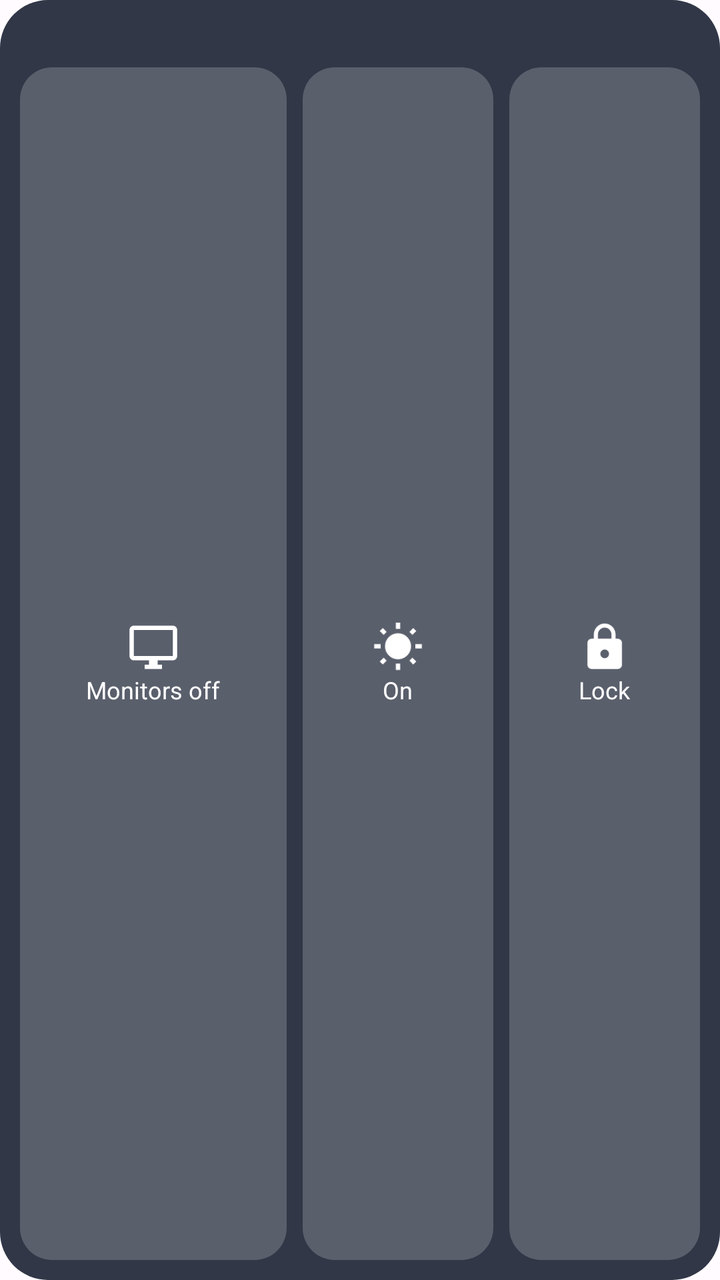
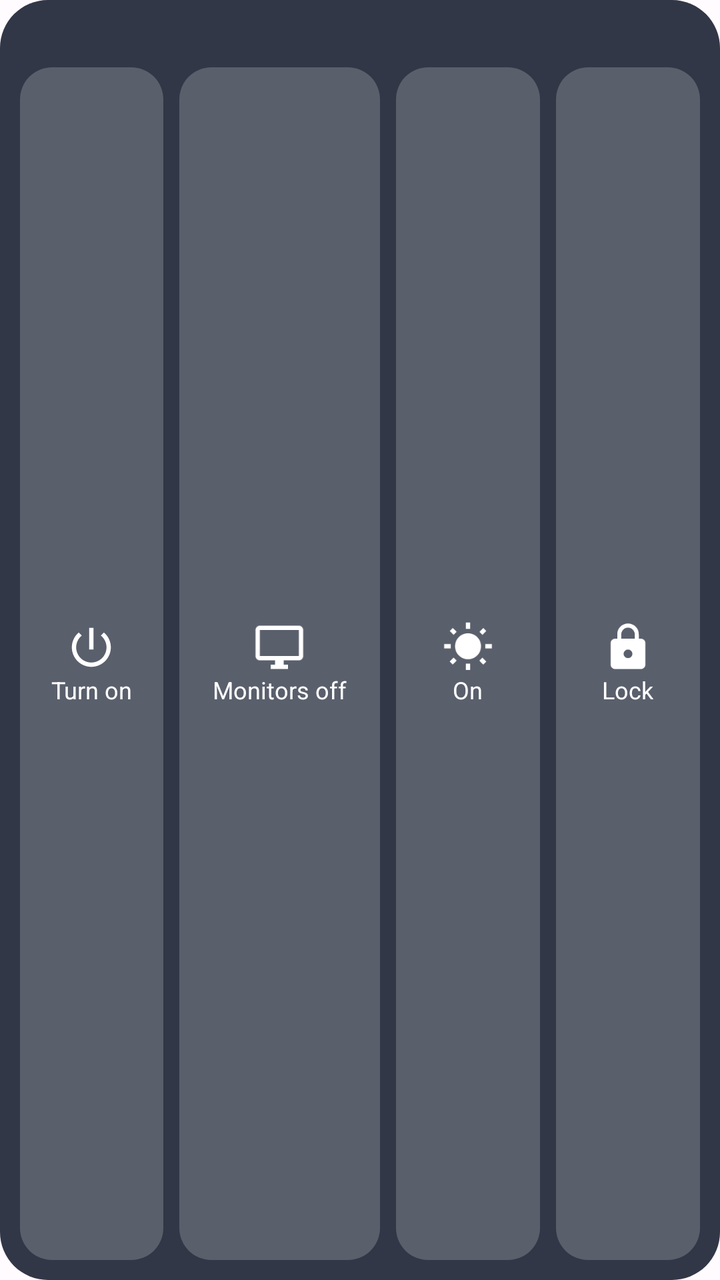

Screens rendered from an Android XML layout before and after an edit, with the pre-edit source and the edit as a unified diff.
<!-- AndroidManifest.xml: application theme Theme.RemoteDesk -->
<!-- res/layout/widget_remote.xml -->
<?xml version="1.0" encoding="utf-8"?>
<LinearLayout xmlns:android="http://schemas.android.com/apk/res/android"
    android:layout_width="match_parent"
    android:layout_height="match_parent"
    android:background="@drawable/widget_bg"
    android:orientation="vertical"
    android:padding="10dp">

    <TextView
        android:id="@+id/widget_title"
        android:layout_width="match_parent"
        android:layout_height="wrap_content"
        android:ellipsize="end"
        android:maxLines="1"
        android:paddingStart="6dp"
        android:paddingEnd="6dp"
        android:paddingBottom="6dp"
        android:textColor="#CCFFFFFF"
        android:textSize="13sp" />

    <LinearLayout
        android:layout_width="match_parent"
        android:layout_height="0dp"
        android:layout_weight="1"
        android:baselineAligned="false"
        android:orientation="horizontal">

        <LinearLayout
            android:id="@+id/widget_monitors_off"
            android:layout_width="0dp"
            android:layout_height="match_parent"
            android:layout_weight="1.4"
            android:background="@drawable/widget_button_bg"
            android:contentDescription="@string/tile_monitors_off"
            android:gravity="center"
            android:orientation="vertical"
            android:padding="6dp">

            <ImageView
                android:layout_width="26dp"
                android:layout_height="26dp"
                android:importantForAccessibility="no"
                android:src="@drawable/ic_monitor" />

            <TextView
                android:layout_width="wrap_content"
                android:layout_height="wrap_content"
                android:gravity="center"
                android:maxLines="2"
                android:text="@string/widget_monitors_off"
                android:textColor="#FFFFFFFF"
                android:textSize="12sp" />
        </LinearLayout>

        <LinearLayout
            android:id="@+id/widget_monitors_on"
            android:layout_width="0dp"
            android:layout_height="match_parent"
            android:layout_marginStart="8dp"
            android:layout_weight="1"
            android:background="@drawable/widget_button_bg"
            android:contentDescription="@string/tile_monitors_on"
            android:gravity="center"
            android:orientation="vertical"
            android:padding="6dp">

            <ImageView
                android:layout_width="26dp"
                android:layout_height="26dp"
                android:importantForAccessibility="no"
                android:src="@drawable/ic_sun" />

            <TextView
                android:layout_width="wrap_content"
                android:layout_height="wrap_content"
                android:gravity="center"
                android:maxLines="2"
                android:text="@string/widget_monitors_on"
                android:textColor="#FFFFFFFF"
                android:textSize="12sp" />
        </LinearLayout>

        <LinearLayout
            android:id="@+id/widget_lock"
            android:layout_width="0dp"
            android:layout_height="match_parent"
            android:layout_marginStart="8dp"
            android:layout_weight="1"
            android:background="@drawable/widget_button_bg"
            android:contentDescription="@string/tile_lock"
            android:gravity="center"
            android:orientation="vertical"
            android:padding="6dp">

            <ImageView
                android:layout_width="26dp"
                android:layout_height="26dp"
                android:importantForAccessibility="no"
                android:src="@drawable/ic_lock" />

            <TextView
                android:layout_width="wrap_content"
                android:layout_height="wrap_content"
                android:gravity="center"
                android:maxLines="2"
                android:text="@string/widget_lock"
                android:textColor="#FFFFFFFF"
                android:textSize="12sp" />
        </LinearLayout>
    </LinearLayout>
</LinearLayout>
<!-- resources referenced by this layout -->
<resources>
  <!-- drawable ic_lock (drawable) -->
  <?xml version="1.0" encoding="utf-8"?>
  <vector xmlns:android="http://schemas.android.com/apk/res/android"
      android:width="24dp"
      android:height="24dp"
      android:viewportWidth="24"
      android:viewportHeight="24">
      <path
          android:fillColor="#FFFFFFFF"
          android:pathData="M18,8h-1V6c0,-2.76 -2.24,-5 -5,-5S7,3.24 7,6v2H6c-1.1,0 -2,0.9 -2,2v10c0,1.1 0.9,2 2,2h12c1.1,0 2,-0.9 2,-2V10C20,8.9 19.1,8 18,8zM12,17c-1.1,0 -2,-0.9 -2,-2s0.9,-2 2,-2 2,0.9 2,2S13.1,17 12,17zM15.1,8H8.9V6c0,-1.71 1.39,-3.1 3.1,-3.1s3.1,1.39 3.1,3.1V8z" />
  </vector>
  <!-- drawable ic_monitor (drawable) -->
  <?xml version="1.0" encoding="utf-8"?>
  <vector xmlns:android="http://schemas.android.com/apk/res/android"
      android:width="24dp"
      android:height="24dp"
      android:viewportWidth="24"
      android:viewportHeight="24">
      <path
          android:fillColor="#FFFFFFFF"
          android:pathData="M21,2H3C1.9,2 1,2.9 1,4v12c0,1.1 0.9,2 2,2h7v2H8v2h8v-2h-2v-2h7c1.1,0 2,-0.9 2,-2V4C23,2.9 22.1,2 21,2zM21,16H3V4h18V16z" />
  </vector>
  <!-- drawable ic_sun (drawable) -->
  <?xml version="1.0" encoding="utf-8"?>
  <vector xmlns:android="http://schemas.android.com/apk/res/android"
      android:width="24dp"
      android:height="24dp"
      android:viewportWidth="24"
      android:viewportHeight="24">
      <path
          android:fillColor="#FFFFFFFF"
          android:pathData="M6.76,4.84l-1.8,-1.79 -1.41,1.41 1.79,1.79 1.42,-1.41zM4,10.5H1v2h3v-2zM13,0.55h-2V3.5h2V0.55zM20.45,4.46l-1.41,-1.41 -1.79,1.79 1.41,1.41 1.79,-1.79zM17.24,18.16l1.79,1.8 1.41,-1.41 -1.8,-1.79 -1.4,1.4zM20,10.5v2h3v-2h-3zM12,5.5c-3.31,0 -6,2.69 -6,6s2.69,6 6,6 6,-2.69 6,-6 -2.69,-6 -6,-6zM11,22.45h2V19.5h-2v2.95zM3.55,18.54l1.41,1.41 1.79,-1.8 -1.41,-1.41 -1.79,1.8z" />
  </vector>
  <!-- drawable widget_bg (drawable) -->
  <?xml version="1.0" encoding="utf-8"?>
  <shape xmlns:android="http://schemas.android.com/apk/res/android" android:shape="rectangle">
      <solid android:color="#E61B2233" />
      <corners android:radius="24dp" />
  </shape>
  <!-- drawable widget_button_bg (drawable) -->
  <?xml version="1.0" encoding="utf-8"?>
  <ripple xmlns:android="http://schemas.android.com/apk/res/android" android:color="#552563EB">
      <item>
          <shape android:shape="rectangle">
              <solid android:color="#33FFFFFF" />
              <corners android:radius="16dp" />
          </shape>
      </item>
  </ripple>
  <string name="tile_lock">Lock PC</string>
  <string name="tile_monitors_off">Monitors off</string>
  <string name="tile_monitors_on">Monitors on</string>
  <string name="widget_lock">Lock</string>
  <string name="widget_monitors_off">Monitors off</string>
  <string name="widget_monitors_on">On</string>
  <style name="Theme.RemoteDesk" parent="android:Theme.Material.Light.NoActionBar">
          <item name="android:windowBackground">#FFFBFE</item>
      </style>
</resources>

<!-- the commit's change to res/layout/widget_remote.xml (unified diff, before → after) -->
@@ -24,6 +24,34 @@
         android:layout_weight="1"
         android:baselineAligned="false"
         android:orientation="horizontal">
+
+        <LinearLayout
+            android:id="@+id/widget_wake"
+            android:layout_width="0dp"
+            android:layout_height="match_parent"
+            android:layout_marginEnd="8dp"
+            android:layout_weight="1"
+            android:background="@drawable/widget_button_bg"
+            android:contentDescription="@string/tile_wake"
+            android:gravity="center"
+            android:orientation="vertical"
+            android:padding="6dp">
+
+            <ImageView
+                android:layout_width="26dp"
+                android:layout_height="26dp"
+                android:importantForAccessibility="no"
+                android:src="@drawable/ic_power" />
+
+            <TextView
+                android:layout_width="wrap_content"
+                android:layout_height="wrap_content"
+                android:gravity="center"
+                android:maxLines="2"
+                android:text="@string/widget_wake"
+                android:textColor="#FFFFFFFF"
+                android:textSize="12sp" />
+        </LinearLayout>
 
         <LinearLayout
             android:id="@+id/widget_monitors_off"
<!-- resource entries referenced after the edit -->
@@ -21,6 +21,17 @@
       <path
           android:fillColor="#FFFFFFFF"
           android:pathData="M21,2H3C1.9,2 1,2.9 1,4v12c0,1.1 0.9,2 2,2h7v2H8v2h8v-2h-2v-2h7c1.1,0 2,-0.9 2,-2V4C23,2.9 22.1,2 21,2zM21,16H3V4h18V16z" />
+  </vector>
+  <!-- drawable ic_power (drawable) -->
+  <?xml version="1.0" encoding="utf-8"?>
+  <vector xmlns:android="http://schemas.android.com/apk/res/android"
+      android:width="24dp"
+      android:height="24dp"
+      android:viewportWidth="24"
+      android:viewportHeight="24">
+      <path
+          android:fillColor="#FFFFFFFF"
+          android:pathData="M13,3h-2v10h2L13,3zM17.83,5.17l-1.42,1.42C17.99,7.86 19,9.81 19,12c0,3.87 -3.13,7 -7,7s-7,-3.13 -7,-7c0,-2.19 1.01,-4.14 2.58,-5.42L6.17,5.17C4.23,6.82 3,9.26 3,12c0,4.97 4.03,9 9,9s9,-4.03 9,-9c0,-2.74 -1.23,-5.18 -3.17,-6.83z" />
   </vector>
   <!-- drawable ic_sun (drawable) -->
   <?xml version="1.0" encoding="utf-8"?>
@@ -52,9 +63,11 @@
   <string name="tile_lock">Lock PC</string>
   <string name="tile_monitors_off">Monitors off</string>
   <string name="tile_monitors_on">Monitors on</string>
+  <string name="tile_wake">Turn on PC</string>
   <string name="widget_lock">Lock</string>
   <string name="widget_monitors_off">Monitors off</string>
   <string name="widget_monitors_on">On</string>
+  <string name="widget_wake">Turn on</string>
   <style name="Theme.RemoteDesk" parent="android:Theme.Material.Light.NoActionBar">
           <item name="android:windowBackground">#FFFBFE</item>
       </style>
